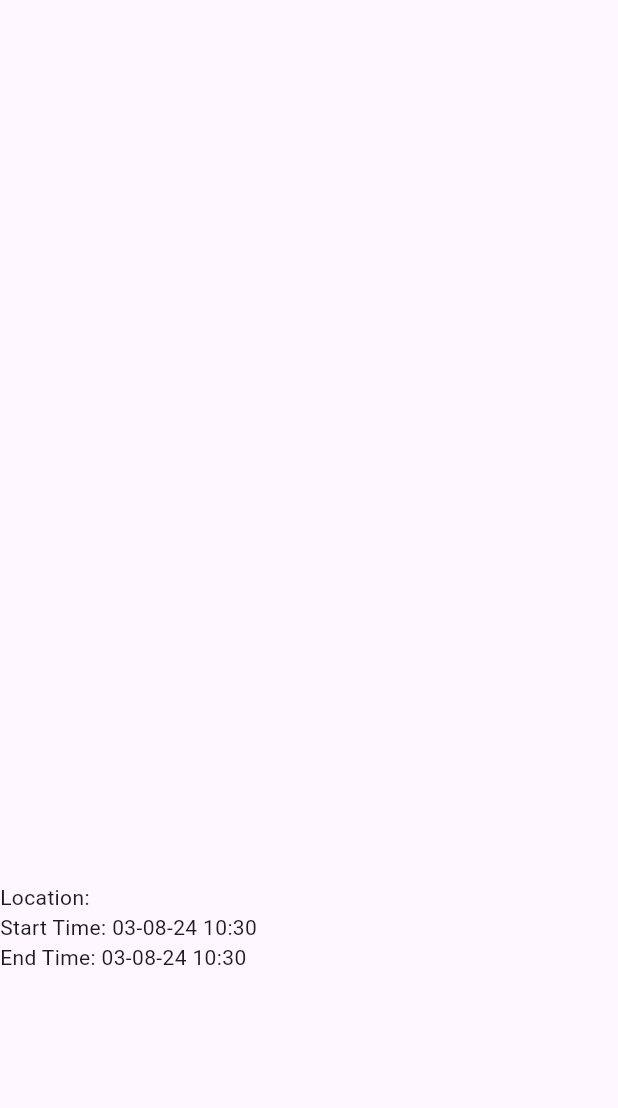
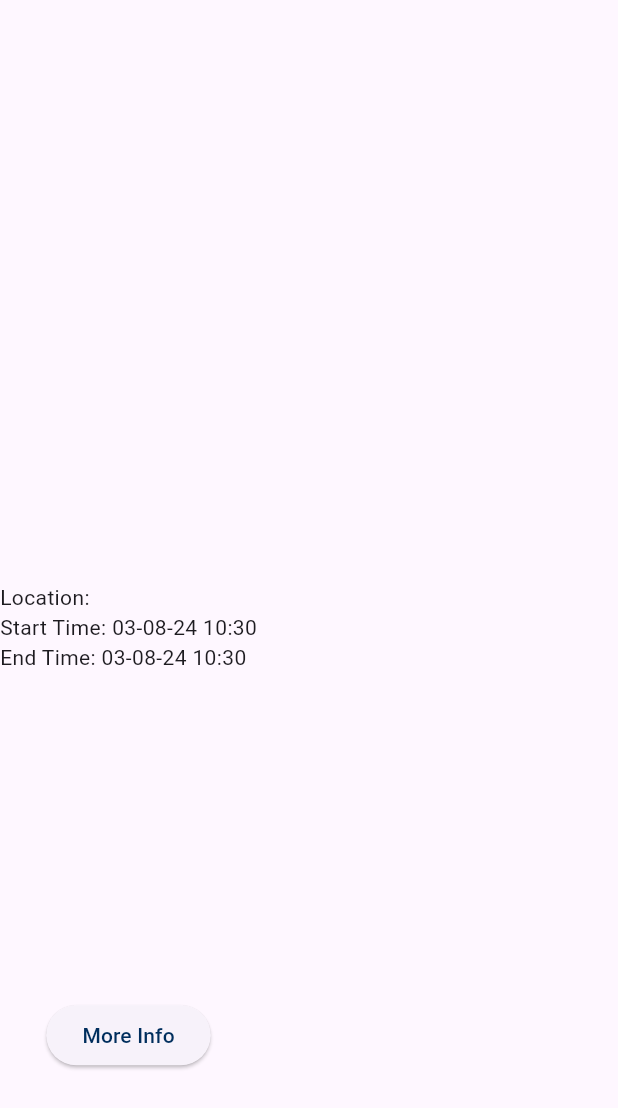
Before and after one commit to ckearl/ais-hackathon-2, a Flutter app: the DatabaseEventItemText widget shown alone on an empty page, opened directly with empty values, on a phone screen of 412 x 824 dp. Shown: the top 1108 px of the screen. Run offline on Flutter 3.47's test engine with Material 3 defaults, Android fonts, the phone set to English and light mode, and no system bars; our stand-ins replace firebase_auth, firebase_core, firebase_database, flutter_riverpod, social_login_buttons, table_calendar; accounts and stored records are empty.

Commit message:
Added more info buttons

```diff
--- a/lib/widgets/other_useful_widgets.dart
+++ b/lib/widgets/other_useful_widgets.dart
@@ -44,7 +44,9 @@ class DatabaseEventItemText extends StatelessWidget {
   @override
   Widget build(BuildContext context) {
     final dateFormat = DateFormat("MM-dd-yy HH:mm");
-    return Column(
+    return Padding(
+      padding: const EdgeInsets.fromLTRB(0, 4, 0, 0),
+      child: Column(
         mainAxisAlignment: MainAxisAlignment.spaceAround,
         children: [
           Text(
@@ -58,7 +60,18 @@ class DatabaseEventItemText extends StatelessWidget {
             "\nEnd Time: ${dateFormat.format(eventItem.eventItemEndTime)}",
             textAlign: TextAlign.start,
           ),
+          Padding(
+            padding: const EdgeInsets.fromLTRB(0, 2, 0, 2),
+            child: ElevatedButton(
+              onPressed: () {},
+              child: const Text(
+                "More Info",
+                style: TextStyle(color: Color.fromRGBO(0, 46, 93, 1)),
+              ),
+            ),
+          ),
         ],
+      ),
     );
   }
 }
```
Also changed, not shown: lib/widgets/calendar_events_widget.dart (+21 -4 lines). Lines whose indentation alone changed are shown as unchanged.
